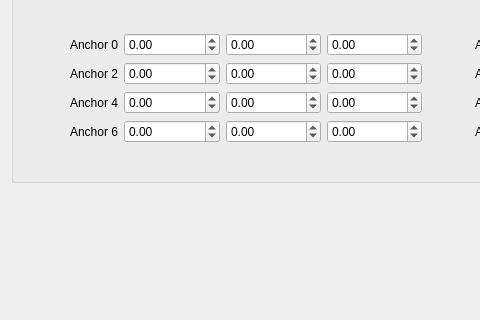
Above: src/cfclient/ui/tabs/locopositioning_tab.ui from bitcraze/crazyflie-clients-python before the change; both pictures show x 0 to 480 and y 207 to 527 of the 850 by 696 pixel window. Below: the same form after it.
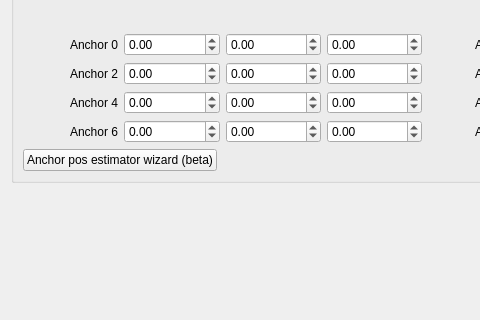
That is the form after the change.

Commit message: #315, added anchor position estimator wizard, beta.

The edit to the form file:
```diff
--- a/src/cfclient/ui/tabs/locopositioning_tab.ui
+++ b/src/cfclient/ui/tabs/locopositioning_tab.ui
@@ -617,6 +617,13 @@
           </item>
           <item>
            <layout class="QHBoxLayout" name="horizontalLayout_2">
+            <item>
+             <widget class="QPushButton" name="_pos_estimate_button">
+              <property name="text">
+               <string>Anchor pos estimator wizard (beta)</string>
+              </property>
+             </widget>
+            </item>
             <item>
              <spacer name="horizontalSpacer">
               <property name="orientation">
```
Left out of the diff: 3 changed lines with no effect on the pictures. The commit also changes 6 other files.
